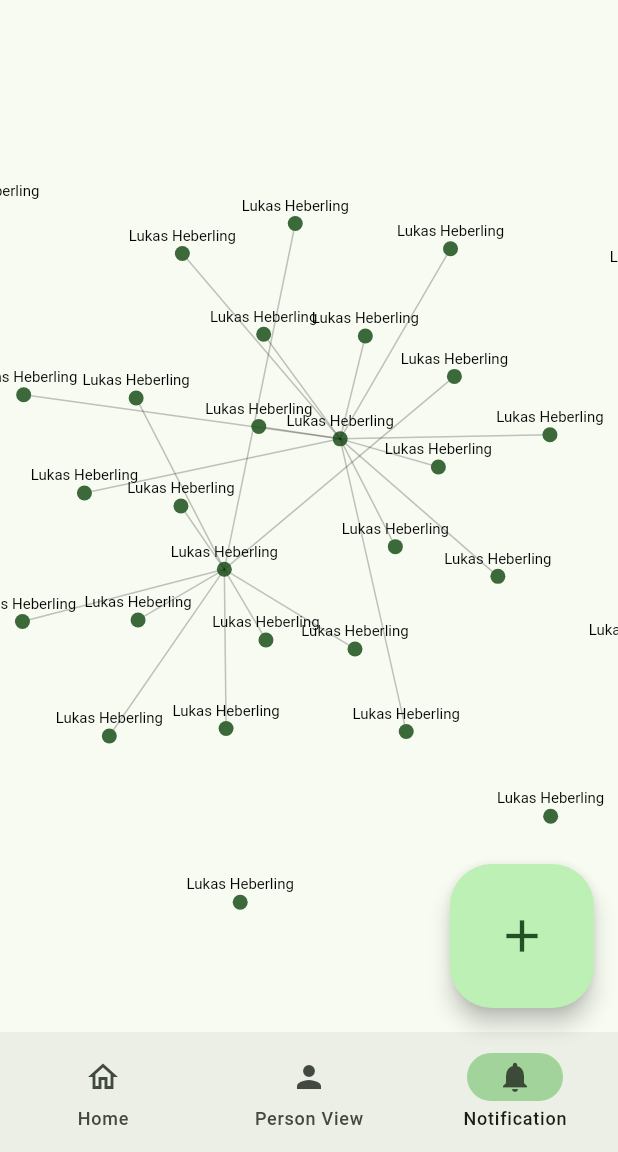
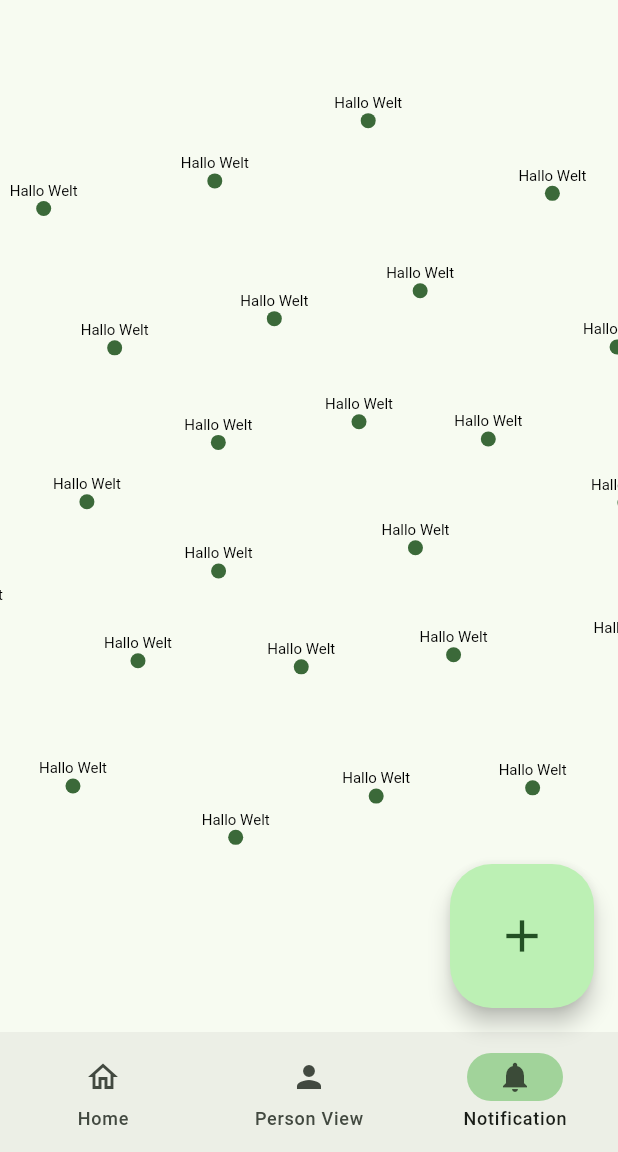
Before and after one commit to Driemtax/connect2, a Flutter app: the screen it shows after launch, item 3 of the bottom bar chosen, on a phone screen of 412 x 824 dp, the part 84-1236 px from its top. Run offline on Flutter 3.47's test engine with Material 3 defaults, Android fonts, the phone set to English and light mode, and no system bars; our stand-ins replace flutter_contacts.

Commit message:
feat(graph_view): Created a independent graph_view component

```diff
--- a/lib/components/graph_view/edge.dart
+++ /dev/null
@@ -1,8 +0,0 @@
-import 'package:connect2/components/graph_view/position.dart';
-
-class Edge {
-  Position start;
-  Position end;
-
-  Edge(this.start, this.end);
-}
--- a/lib/components/graph_view/force_directed_graph_algorithm.dart
+++ b/lib/components/graph_view/force_directed_graph_algorithm.dart
@@ -49,7 +49,8 @@ Offset calcDisplacement(Node currentNode, List<Node> nodes) {
   return totalDisplacement * dampingFactor;
 }
 
-List<Node> eadesAlgorithm(List<Node> nodes) {
+/// A force directed graph algorithm using the eades method
+List<Node> forceDirectedGraphAlgorithm(List<Node> nodes) {
   for (int i = 0; i < 5; i++) {
     for (var node in nodes) {
       Offset displacement = calcDisplacement(node, nodes);
--- a/lib/components/graph_view/graph_view.dart
+++ b/lib/components/graph_view/graph_view_canvas.dart
@@ -6,51 +6,32 @@ import 'package:connect2/components/graph_view/node.dart';
 import 'package:flutter/material.dart';
 
 class GraphViewCanvas extends StatefulWidget {
-  const GraphViewCanvas({super.key});
+  final List<Node> initialNodes;
+  const GraphViewCanvas({super.key, required this.initialNodes});
 
   @override
-  GraphViewState createState() => GraphViewState();
+  GraphViewCanvasState createState() => GraphViewCanvasState();
 }
 
-class GraphViewState extends State<GraphViewCanvas> {
+class GraphViewCanvasState extends State<GraphViewCanvas> {
   List<Node> nodes = [];
   Random random = Random();
 
   @override
   void initState() {
     super.initState();
-    nodes.add(Node(const Offset(150.0, 300.0), [], true, "Center Force"));
-    for (int i = 0; i < 30; i++) {
-      nodes.add(Node(
-          Offset(random.nextDouble() * 256, random.nextDouble() * 256),
-          [],
-          false, "Lukas Heberling"));
-    }
-
+    nodes = List.from(widget.initialNodes);
+    Node centerForce = Node(const Offset(150.0, 300.0), [], true, "Center Force");
     // Center force node
     for (var node in nodes) {
-      node.addEdgeTo(nodes[0]);
-      nodes[0].addEdgeTo(node);
+      node.addEdgeTo(centerForce);
+      centerForce.addEdgeTo(node);
     }
-
-    nodes[1].addEdgeTo(nodes[0]);
-    nodes[0].addEdgeTo(nodes[1]);
-    nodes[12].addEdgeTo(nodes[0]);
-    nodes[0].addEdgeTo(nodes[12]);
-
-    for (int i = 2; i < 12; i++) {
-      nodes[1].addEdgeTo(nodes[i]);
-      nodes[i].addEdgeTo(nodes[1]);
-    }
-
-    for (int i = 12; i < 25; i++) {
-      nodes[12].addEdgeTo(nodes[i]);
-      nodes[i].addEdgeTo(nodes[12]);
-    }
+    nodes.add(centerForce);
 
     Timer.periodic(const Duration(milliseconds: 3), (timer) {
       setState(() {
-        nodes = eadesAlgorithm(nodes);
+        nodes = forceDirectedGraphAlgorithm(nodes);
       });
     });
   }
--- a/lib/components/graph_view/position.dart
+++ /dev/null
@@ -1,6 +0,0 @@
-class Position {
-  int x;
-  int y;
-
-  Position(this.x, this.y);
-}
--- a/lib/main.dart
+++ b/lib/main.dart
@@ -1,4 +1,4 @@
-import 'package:connect2/components/graph_view/graph_view.dart';
+import 'package:connect2/screens/graph_screen.dart';
 import 'package:flutter/material.dart';
 import 'package:flutter_contacts/flutter_contacts.dart';
 import 'contacts_service.dart';
@@ -61,7 +61,7 @@ class _MyHomePageState extends State<MyHomePage> {
   static final List<Widget> _widgetOptions = <Widget>[
     const LogContactsButton(),
     const PersonCardView(),  // Neue View, die in der Navigation Bar angezeigt werden soll
-    const GraphViewCanvas(),
+    const GraphScreen(),
   ];
 
   void _onItemTapped(int index) {
--- /dev/null
+++ b/lib/screens/graph_screen.dart
@@ -0,0 +1,53 @@
+import 'dart:math';
+
+import 'package:connect2/components/graph_view/graph_view_canvas.dart';
+import 'package:connect2/components/graph_view/node.dart';
+import 'package:flutter/material.dart';
+
+class GraphScreen extends StatefulWidget {
+  const GraphScreen({super.key});
+
+  @override
+  GraphScreenState createState() => GraphScreenState();
+}
+
+class GraphScreenState extends State<GraphScreen> {
+  List<Node> nodes = [];
+  Random random = Random();
+
+  @override void initState() {
+    super.initState();
+    // Todo implement loading nodes from contacts
+    for (int i = 0; i < 25; i++) {
+      nodes.add(
+        Node(
+          Offset(
+            random.nextDouble() * 256,
+            random.nextDouble() * 256
+          ),
+          [],
+          false,
+          "Hallo Welt"
+        )
+      );
+    }
+  }
+
+  @override
+  Widget build(BuildContext context) {
+    // TODO develop pretty empty state
+    if (nodes.isEmpty) {
+      return const Scaffold(
+        body: Center(
+          child: Text("Loading...")
+        )
+      );
+    }
+
+    return Scaffold(
+      body: Center(
+        child: GraphViewCanvas(initialNodes: nodes)
+      ),
+    );
+  }
+}
```
